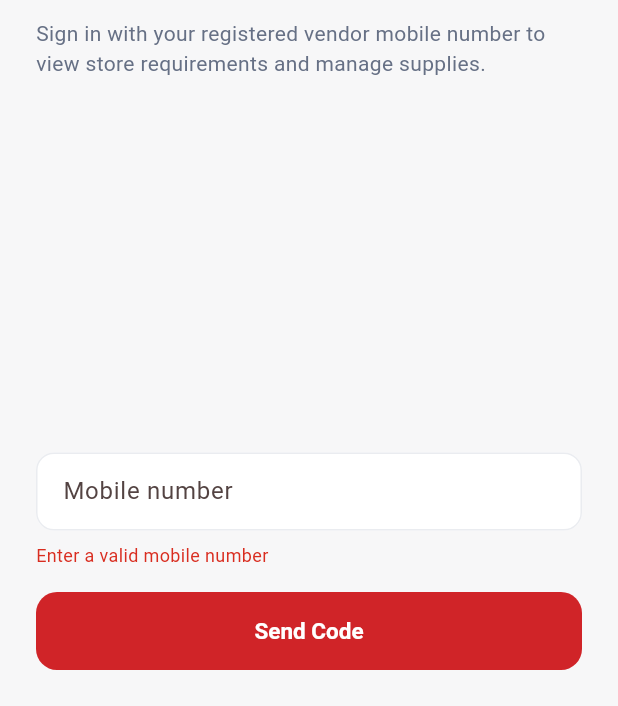
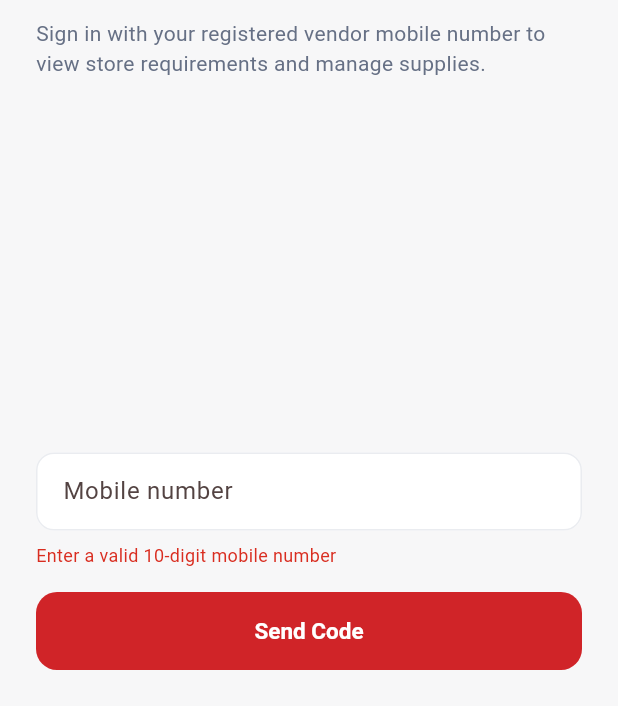
Before and after one commit to Shotlin/meet-commerce-vendor-app, a Flutter app: the screen it shows after launch, after a tap on "Send Code", on a phone screen of 412 x 824 dp, the part 530-1236 px from its top. Run offline on Flutter 3.47's test engine with Material 3 defaults, Android fonts, the phone set to English and light mode, and no system bars; our stand-ins replace dio, flutter_riverpod, flutter_secure_storage, go_router, image_picker.

Commit message:
Update phone_entry_screen.dart

```diff
--- a/lib/features/auth/presentation/screens/phone_entry_screen.dart
+++ b/lib/features/auth/presentation/screens/phone_entry_screen.dart
@@ -1,4 +1,5 @@
 import 'package:flutter/material.dart';
+import 'package:flutter/services.dart';
 import 'package:flutter_riverpod/flutter_riverpod.dart';
 import 'package:go_router/go_router.dart';
 
@@ -19,8 +20,8 @@ class _PhoneEntryScreenState extends ConsumerState<PhoneEntryScreen> {
 
   Future<void> _sendCode() async {
     final phone = _controller.text.trim();
-    if (phone.length < 10) {
-      setState(() => _error = 'Enter a valid mobile number');
+    if (phone.length != 10) {
+      setState(() => _error = 'Enter a valid 10-digit mobile number');
       return;
     }
     setState(() {
@@ -64,10 +65,15 @@ class _PhoneEntryScreenState extends ConsumerState<PhoneEntryScreen> {
               TextField(
                 controller: _controller,
                 keyboardType: TextInputType.phone,
+                inputFormatters: [
+                  FilteringTextInputFormatter.digitsOnly,
+                  LengthLimitingTextInputFormatter(10),
+                ],
                 decoration: const InputDecoration(
                   labelText: 'Mobile number',
                   hintText: '9000000001',
                   prefixText: '+91 ',
+                  counterText: '',
                 ),
               ),
               if (_error != null) ...[
```
